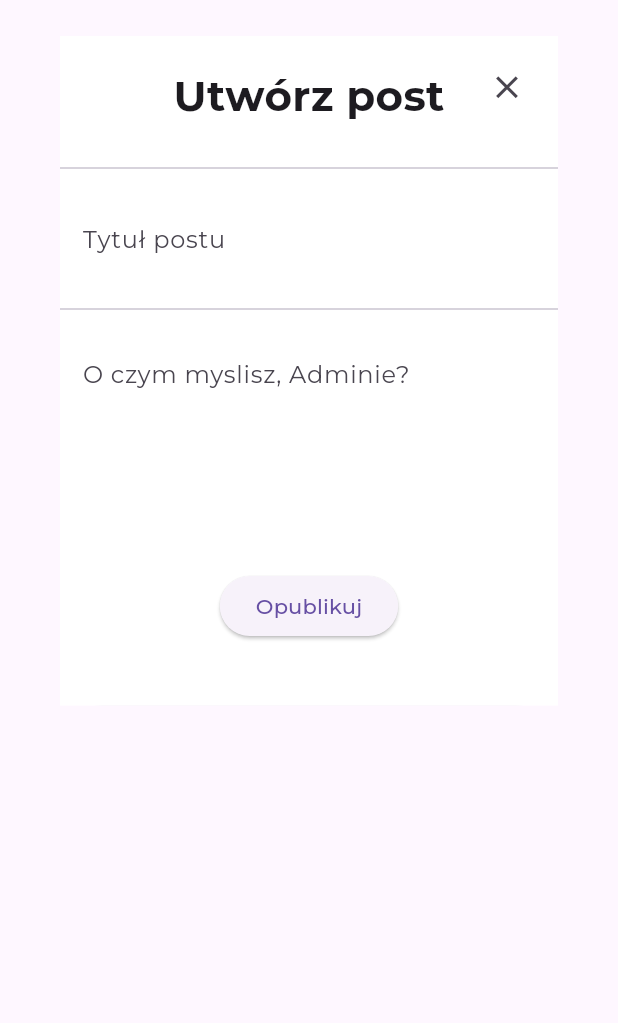
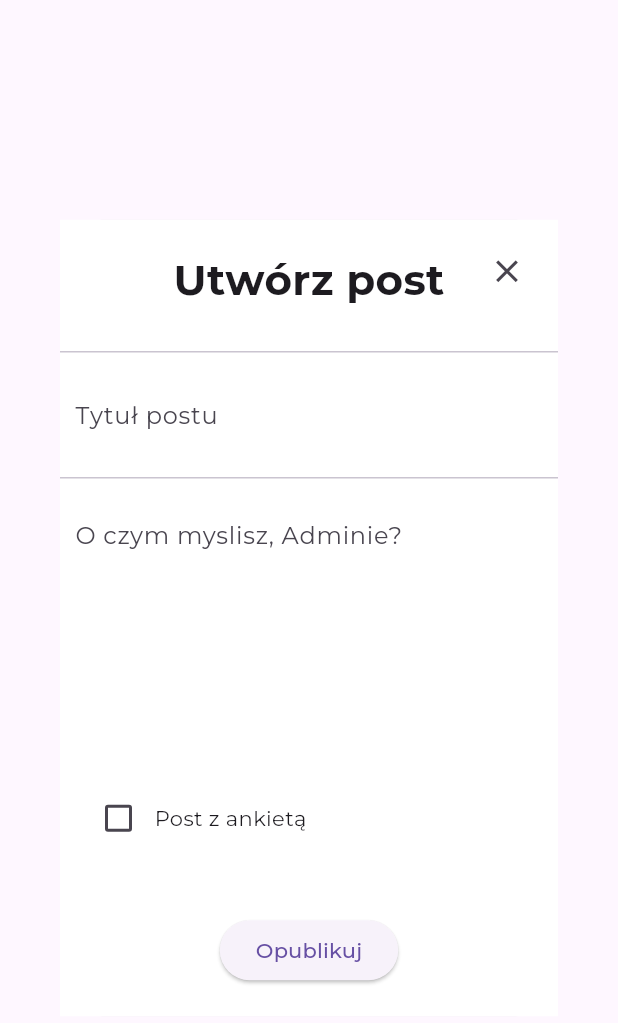
Before and after one commit to my-mini-place/my-place-frontend, a Flutter app: the AddPostDialog widget shown alone on an empty page, opened directly, on a phone screen of 412 x 824 dp. Shown: the top 1023 px of the screen. Run offline on Flutter 3.47's test engine with Material 3 defaults, Android fonts, the phone set to English and light mode, and no system bars; our stand-ins replace bloc, dartz, dio, elegant_notification, faker, flutter_bloc and 10 more; missing offline and left inert: alert_dialog, mocktail, searchable_listview.

Commit message:
feat: update post and add vote option interface

```diff
--- /dev/null
+++ b/lib/Api/Posts/edit_post_cubit/edit_post_cubit.dart
@@ -0,0 +1,26 @@
+import 'package:basics/Domain/posts/postedit.dart';
+import 'package:basics/Infrastructure/posts_repo.dart';
+import 'package:bloc/bloc.dart';
+
+import 'package:injectable/injectable.dart';
+
+part 'edit_post_state.dart';
+
+@LazySingleton()
+class EditPostCubit extends Cubit<EditPostState> {
+  final PostsRepo postsRepo;
+
+  EditPostCubit({
+    required this.postsRepo,
+  }) : super(EditPostInitial());
+
+  Future<void> EditPost(PostEdit postEdit) async {
+    emit(EditPostLoading());
+
+    final result = await postsRepo.editPost(postEdit);
+    result.fold(
+      (error) => emit(EditPostError(error)),
+      (posts) => emit(EditPostSucces()),
+    );
+  }
+}
--- /dev/null
+++ b/lib/Api/Posts/edit_post_cubit/edit_post_state.dart
@@ -0,0 +1,15 @@
+part of 'edit_post_cubit.dart';
+
+abstract class EditPostState {}
+
+class EditPostInitial extends EditPostState {}
+
+class EditPostLoading extends EditPostState {}
+
+class EditPostError extends EditPostState {
+  String errorMessage;
+
+  EditPostError(this.errorMessage);
+}
+
+class EditPostSucces extends EditPostState {}
--- a/lib/DI.dart
+++ b/lib/DI.dart
@@ -5,6 +5,7 @@ import 'package:basics/Api/Auth/Forgot_password_cubit/forgot_cubit.dart';
 import 'package:basics/Api/Auth/Login_cubit/login_cubit.dart';
 import 'package:basics/Api/Posts/create_post_cubit/create_post_cubit.dart';
 import 'package:basics/Api/Posts/delete_post_cubit/delete_post_cubit.dart';
+import 'package:basics/Api/Posts/edit_post_cubit/edit_post_cubit.dart';
 import 'package:basics/Api/Posts/get_posts_cubit/get_posts_cubit.dart';
 import 'package:basics/Api/Posts/vote_post_cubit/vote_post_cubit.dart';
 import 'package:basics/DI.config.dart';
@@ -47,6 +48,7 @@ class DependencyInjection extends StatelessWidget {
         BlocProvider(create: (context) => getIt.get<CreatePostCubit>()),
         BlocProvider(create: (context) => getIt.get<DeletePostCubit>()),
         BlocProvider(create: (context) => getIt.get<VotePostCubit>()),
+        BlocProvider(create: (context) => getIt.get<EditPostCubit>()),
       ],
       child: inputWidget,
     );
--- a/lib/Domain/posts/option.dart
+++ b/lib/Domain/posts/option.dart
@@ -1,13 +1,11 @@
 class Option {
-  final String id;
   final String text;
   final int? numVotes;
 
-  Option({required this.id, required this.text, this.numVotes});
+  Option({required this.text, this.numVotes});
 
   factory Option.fromJson(Map<String, dynamic> json) {
     return Option(
-      id: json['Id'] as String,
       text: json['Text'] as String,
       numVotes: json['NumVotes'] as int?,
     );
@@ -15,7 +13,6 @@ class Option {
 
   Map<String, dynamic> toJson() {
     return {
-      'id': id,
       'text': text,
       'numVotes': numVotes,
     };
--- /dev/null
+++ b/lib/Domain/posts/postedit.dart
@@ -0,0 +1,19 @@
+class PostEdit {
+  String id;
+  String? title;
+  String? content;
+
+  PostEdit({
+    required this.id,
+    this.title,
+    this.content,
+  });
+
+  Map<String, dynamic> toJson() {
+    return {
+      'Id': id,
+      'Title': title,
+      'Content': content,
+    };
+  }
+}
--- a/lib/Infrastructure/urls.dart
+++ b/lib/Infrastructure/urls.dart
@@ -13,6 +13,8 @@ const String getPostsUrl = "https://localhost:7281/Posts/";
 
 const String createPostsUrl = "https://localhost:7281/Posts/create";
 
+const String editPostsUrl = "https://localhost:7281/Posts/Update";
+
 const String deletePostUrl = "https://localhost:7281/Posts";
 // const String loginUrl = "https ://localhost:5001/api/Security/login";
 
--- a/lib/Presentation/Posts_Page/post_add_dialog.dart
+++ b/lib/Presentation/Posts_Page/post_add_dialog.dart
@@ -1,5 +1,6 @@
 import 'package:basics/Api/Posts/create_post_cubit/create_post_cubit.dart';
 import 'package:basics/Api/Posts/get_posts_cubit/get_posts_cubit.dart';
+import 'package:basics/Domain/posts/option.dart';
 import 'package:basics/Domain/posts/postcreate.dart';
 import 'package:flutter/cupertino.dart';
 import 'package:flutter/material.dart';
@@ -21,16 +22,37 @@ class AddPostDialog extends StatefulWidget {
 class _AddPostDialogState extends State<AddPostDialog> {
   final TextEditingController _contentController = TextEditingController();
   final TextEditingController _titleController = TextEditingController();
+  final TextEditingController _optionController = TextEditingController();
+  bool isSurvey = false;
+  List<Option> options = [];
+
+  void addOption() {
+    if (_optionController.text.isNotEmpty && options.length < 4) {
+      setState(() {
+        options.add(Option(text: _optionController.text));
+        _optionController.clear();
+      });
+    }
+  }
+
+  void removeOption(int index) {
+    setState(() {
+      options.removeAt(index);
+    });
+  }
 
   @override
   Widget build(BuildContext context) {
     return FractionallySizedBox(
-      heightFactor: 0.60,
+      // heightFactor: 0.60,
+
       child: Dialog(
         child: Container(
           width: 600,
           color: Colors.white,
           child: Column(
+            mainAxisSize: MainAxisSize.min,
+            crossAxisAlignment: CrossAxisAlignment.start,
             children: [
               Stack(
                 children: <Widget>[
@@ -62,7 +84,7 @@ class _AddPostDialogState extends State<AddPostDialog> {
               ),
               const Divider(),
               Padding(
-                padding: const EdgeInsets.all(15.0),
+                padding: const EdgeInsets.all(10.0),
                 child: TextField(
                   controller: _titleController,
                   decoration: const InputDecoration(
@@ -73,18 +95,69 @@ class _AddPostDialogState extends State<AddPostDialog> {
               ),
               const Divider(),
               Padding(
-                padding: const EdgeInsets.all(15.0),
+                padding: const EdgeInsets.all(10.0),
                 child: TextField(
                   controller: _contentController,
                   decoration: const InputDecoration(
                       hintText: "O czym myslisz, Adminie?",
                       border: InputBorder.none),
                   showCursor: true,
-                  maxLines: 5,
+                  maxLines: 6,
                 ),
               ),
+
+              Padding(
+                  padding: const EdgeInsets.all(15),
+                  child: Row(
+                    children: [
+                      Checkbox(
+                        value: isSurvey,
+                        onChanged: (value) => (setState(() {
+                          isSurvey = !isSurvey;
+                        })),
+                      ),
+                      const Text("Post z ankietą"),
+                    ],
+                  )),
+
+              if (isSurvey) ...[
+                Padding(
+                  padding: const EdgeInsets.symmetric(horizontal: 15),
+                  child: Padding(
+                    padding: const EdgeInsets.all(8.0),
+                    child: TextField(
+                      controller: _optionController,
+                      decoration: InputDecoration(
+                        labelText: 'Dodaj opcję ankiety',
+                        suffixIcon: IconButton(
+                          icon: const Icon(Icons.add),
+                          onPressed: addOption,
+                        ),
+                      ),
+                    ),
+                  ),
+                ),
+                ListView.builder(
+                  shrinkWrap: true,
+                  itemCount: options.length,
+                  itemBuilder: (context, index) {
+                    return ListTile(
+                      contentPadding:
+                          const EdgeInsets.only(top: 20, left: 25, right: 20),
+                      title: Text(options[index].text),
+                      trailing: IconButton(
+                        icon: const Icon(Icons.remove_circle_outline),
+                        onPressed: () => removeOption(index),
+                      ),
+                    );
+                  },
+                ),
+              ],
+              //   const Spacer(),
               Align(
-                  alignment: Alignment.bottomCenter,
+                alignment: Alignment.center,
+                child: Padding(
+                  padding: const EdgeInsets.only(top: 25, bottom: 20),
                   child: ElevatedButton(
                       onPressed: () {
                         context.read<CreatePostCubit>().createPost(PostCreate(
@@ -94,7 +167,9 @@ class _AddPostDialogState extends State<AddPostDialog> {
 
                         Navigator.pop(context);
                       },
-                      child: const Text("Opublikuj"))),
+                      child: const Text("Opublikuj")),
+                ),
+              ),
             ],
           ),
         ),
```
Also changed, not shown: lib/Infrastructure/posts_repo.dart (+17 -0 lines), lib/Presentation/Posts_Page/post_edit_dialog.dart (added, +115 -0 lines), lib/Presentation/Posts_Page/post_widget.dart (+13 -0 lines), lib/Presentation/Posts_Page/posts_page.dart (+20 -0 lines), lib/DI.config.dart.
